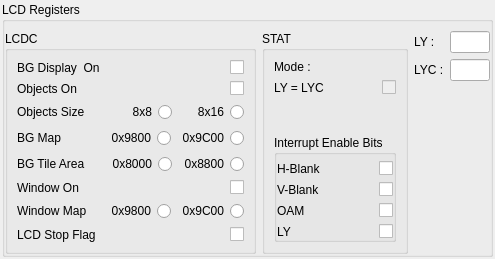
First picture: the form in Qt/widgets/lcdregisterswidget.ui, repository RocketRope/Gameboy-Emulator, before the edit.
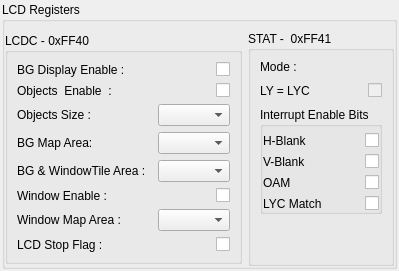
Second picture: the form after the edit.

The edit to the form file:
```diff
--- a/Qt/widgets/lcdregisterswidget.ui
+++ b/Qt/widgets/lcdregisterswidget.ui
@@ -6,8 +6,8 @@
    <rect>
     <x>0</x>
     <y>0</y>
-    <width>472</width>
-    <height>231</height>
+    <width>385</width>
+    <height>242</height>
    </rect>
   </property>
   <property name="windowTitle">
@@ -28,6 +28,12 @@
    </property>
    <item>
     <widget class="QGroupBox" name="groupBox">
+     <property name="sizePolicy">
+      <sizepolicy hsizetype="Fixed" vsizetype="Fixed">
+       <horstretch>0</horstretch>
+       <verstretch>0</verstretch>
+      </sizepolicy>
+     </property>
      <property name="title">
       <string>LCD Registers</string>
      </property>
@@ -47,13 +53,13 @@
       <item>
        <widget class="QGroupBox" name="lcdc_groupBox">
         <property name="sizePolicy">
-         <sizepolicy hsizetype="Fixed" vsizetype="Preferred">
+         <sizepolicy hsizetype="Fixed" vsizetype="Fixed">
           <horstretch>0</horstretch>
           <verstretch>0</verstretch>
          </sizepolicy>
         </property>
         <property name="title">
-         <string>LCDC</string>
+         <string>LCDC - 0xFF40</string>
         </property>
         <property name="flat">
          <bool>true</bool>
@@ -62,56 +68,56 @@
          <item row="0" column="0">
           <widget class="QLabel" name="label">
            <property name="text">
-            <string>BG Display  On</string>
+            <string>BG Display Enable :</string>
            </property>
           </widget>
          </item>
          <item row="1" column="0">
           <widget class="QLabel" name="label_3">
            <property name="text">
-            <string>Objects On </string>
+            <string>Objects  Enable  :</string>
            </property>
           </widget>
          </item>
          <item row="2" column="0">
           <widget class="QLabel" name="label_4">
            <property name="text">
-            <string>Objects Size </string>
+            <string>Objects Size : </string>
            </property>
           </widget>
          </item>
          <item row="3" column="0">
           <widget class="QLabel" name="label_5">
            <property name="text">
-            <string>BG Map</string>
+            <string>BG Map Area:</string>
            </property>
           </widget>
          </item>
          <item row="4" column="0">
           <widget class="QLabel" name="label_6">
            <property name="text">
-            <string>BG Tile Area </string>
+            <string>BG &amp; WindowTile Area :  </string>
            </property>
           </widget>
          </item>
          <item row="5" column="0">
           <widget class="QLabel" name="label_7">
            <property name="text">
-            <string>Window On</string>
+            <string>Window Enable :</string>
            </property>
           </widget>
          </item>
          <item row="6" column="0">
           <widget class="QLabel" name="label_8">
            <property name="text">
-            <string>Window Map</string>
+            <string>Window Map Area :</string>
            </property>
           </widget>
          </item>
          <item row="7" column="0">
           <widget class="QLabel" name="label_9">
            <property name="text">
-            <string>LCD Stop Flag</string>
+            <string>LCD Stop Flag :</string>
            </property>
           </widget>
          </item>
@@ -156,100 +162,16 @@
           </widget>
          </item>
          <item row="2" column="1">
-          <layout class="QHBoxLayout" name="horizontalLayout_2">
-           <item>
-            <widget class="QRadioButton" name="radioButton_2">
-             <property name="layoutDirection">
-              <enum>Qt::RightToLeft</enum>
-             </property>
-             <property name="text">
-              <string>8x8</string>
-             </property>
-            </widget>
-           </item>
-           <item>
-            <widget class="QRadioButton" name="radioButton">
-             <property name="layoutDirection">
-              <enum>Qt::RightToLeft</enum>
-             </property>
-             <property name="text">
-              <string>8x16</string>
-             </property>
-            </widget>
-           </item>
-          </layout>
+          <widget class="QComboBox" name="comboBox_object_size"/>
          </item>
          <item row="3" column="1">
-          <layout class="QHBoxLayout" name="horizontalLayout_3">
-           <item>
-            <widget class="QRadioButton" name="radioButton_4">
-             <property name="layoutDirection">
-              <enum>Qt::RightToLeft</enum>
-             </property>
-             <property name="text">
-              <string>0x9800</string>
-             </property>
-            </widget>
-           </item>
-           <item>
-            <widget class="QRadioButton" name="radioButton_3">
-             <property name="layoutDirection">
-              <enum>Qt::RightToLeft</enum>
-             </property>
-             <property name="text">
-              <string>0x9C00</string>
-             </property>
-            </widget>
-           </item>
-          </layout>
+          <widget class="QComboBox" name="comboBox_bg_map"/>
          </item>
          <item row="4" column="1">
-          <layout class="QHBoxLayout" name="horizontalLayout_4">
-           <item>
-            <widget class="QRadioButton" name="radioButton_6">
-             <property name="layoutDirection">
-              <enum>Qt::RightToLeft</enum>
-             </property>
-             <property name="text">
-              <string>0x8000</string>
-             </property>
-            </widget>
-           </item>
-           <item>
-            <widget class="QRadioButton" name="radioButton_5">
-             <property name="layoutDirection">
-              <enum>Qt::RightToLeft</enum>
-             </property>
-             <property name="text">
-              <string>0x8800</string>
-             </property>
-            </widget>
-           </item>
-          </layout>
+          <widget class="QComboBox" name="comboBox_bg_tile_area"/>
          </item>
          <item row="6" column="1">
-          <layout class="QHBoxLayout" name="horizontalLayout_5">
-           <item>
-            <widget class="QRadioButton" name="radioButton_8">
-             <property name="layoutDirection">
-              <enum>Qt::RightToLeft</enum>
-             </property>
-             <property name="text">
-              <string>0x9800</string>
-             </property>
-            </widget>
-           </item>
-           <item>
-            <widget class="QRadioButton" name="radioButton_7">
-             <property name="layoutDirection">
-              <enum>Qt::RightToLeft</enum>
-             </property>
-             <property name="text">
-              <string>0x9C00</string>
-             </property>
-            </widget>
-           </item>
-          </layout>
+          <widget class="QComboBox" name="comboBox_window_map"/>
          </item>
         </layout>
        </widget>
@@ -257,18 +179,21 @@
       <item>
        <widget class="QGroupBox" name="stat_groupBox">
         <property name="sizePolicy">
-         <sizepolicy hsizetype="Fixed" vsizetype="Minimum">
+         <sizepolicy hsizetype="Fixed" vsizetype="Fixed">
           <horstretch>0</horstretch>
           <verstretch>0</verstretch>
          </sizepolicy>
         </property>
         <property name="title">
-         <string>STAT</string>
+         <string>STAT -  0xFF41</string>
         </property>
         <property name="flat">
          <bool>true</bool>
         </property>
         <layout class="QVBoxLayout" name="verticalLayout_3">
+         <property name="spacing">
+          <number>9</number>
+         </property>
          <item>
           <layout class="QFormLayout" name="formLayout_2">
            <property name="fieldGrowthPolicy">
@@ -391,7 +316,7 @@
             <item row="3" column="0">
              <widget class="QLabel" name="label_17">
               <property name="text">
-               <string>LY </string>
+               <string>LYC Match</string>
               </property>
              </widget>
             </item>
@@ -408,71 +333,22 @@
            </layout>
           </widget>
          </item>
+         <item>
+          <spacer name="verticalSpacer">
+           <property name="orientation">
+            <enum>Qt::Vertical</enum>
+           </property>
+           <property name="sizeHint" stdset="0">
+            <size>
+             <width>20</width>
+             <height>40</height>
+            </size>
+           </property>
+          </spacer>
+         </item>
         </layout>
        </widget>
       </item>
-      <item>
-       <layout class="QFormLayout" name="formLayout_3">
-        <item row="0" column="0">
-         <widget class="QLabel" name="label_13">
-          <property name="text">
-           <string>LY :</string>
-          </property>
-         </widget>
-        </item>
-        <item row="0" column="1">
-         <widget class="QLineEdit" name="lineEdit">
-          <property name="sizePolicy">
-           <sizepolicy hsizetype="Fixed" vsizetype="Fixed">
-            <horstretch>0</horstretch>
-            <verstretch>0</verstretch>
-           </sizepolicy>
-          </property>
-          <property name="minimumSize">
-           <size>
-            <width>40</width>
-            <height>0</height>
-           </size>
-          </property>
-          <property name="maximumSize">
-           <size>
-            <width>40</width>
-            <height>16777215</height>
-           </size>
-          </property>
-         </widget>
-        </item>
-        <item row="1" column="0">
-         <widget class="QLabel" name="label_14">
-          <property name="text">
-           <string>LYC :</string>
-          </property>
-         </widget>
-        </item>
-        <item row="1" column="1">
-         <widget class="QLineEdit" name="lineEdit_2">
-          <property name="sizePolicy">
-           <sizepolicy hsizetype="Fixed" vsizetype="Fixed">
-            <horstretch>0</horstretch>
-            <verstretch>0</verstretch>
-           </sizepolicy>
-          </property>
-          <property name="minimumSize">
-           <size>
-            <width>40</width>
-            <height>0</height>
-           </size>
-          </property>
-          <property name="maximumSize">
-           <size>
-            <width>40</width>
-            <height>16777215</height>
-           </size>
-          </property>
-         </widget>
-        </item>
-       </layout>
-      </item>
      </layout>
     </widget>
    </item>
```
Left out of the diff: 50 changed lines with no effect on the pictures.
